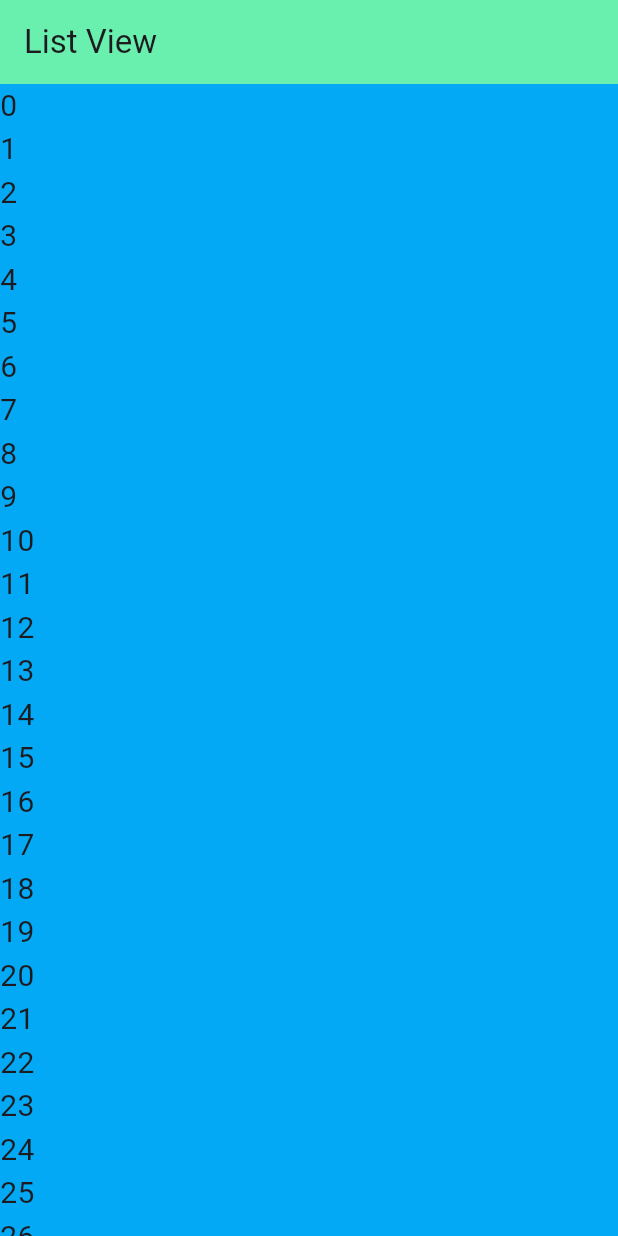
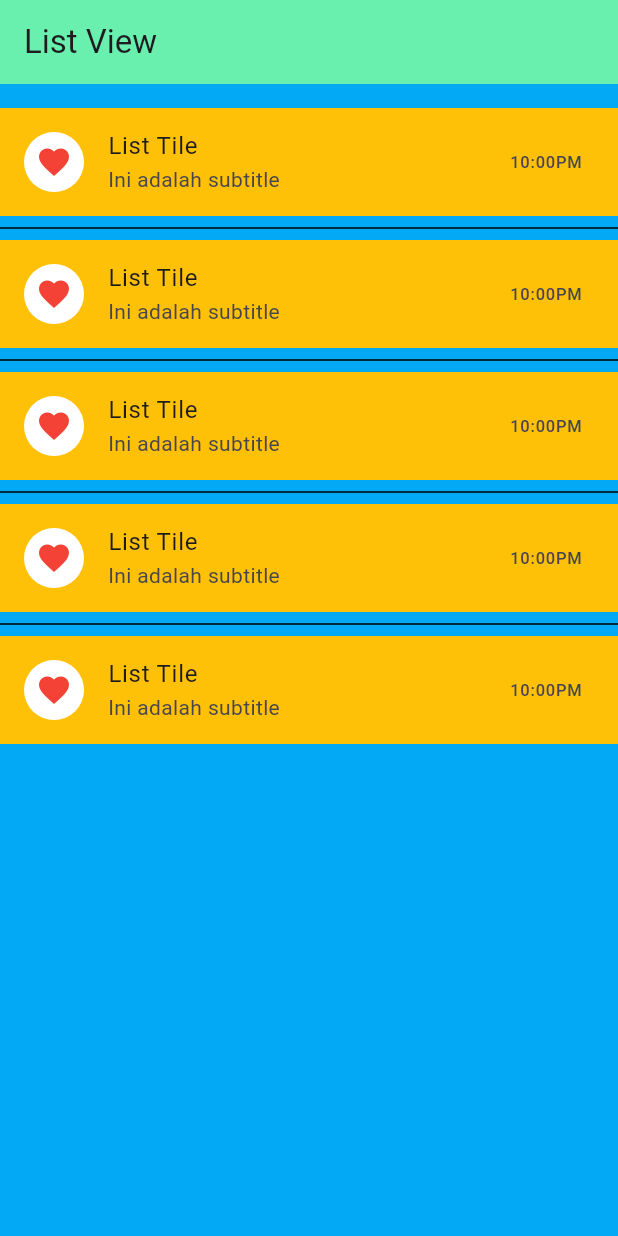
Before and after one commit to bibitdev/flutter_basic_wkuldii, a Flutter app: the screen it shows after launch, on a phone screen of 412 x 824 dp. Run offline on Flutter 3.47's test engine with Material 3 defaults, Android fonts, the phone set to English and light mode, and no system bars.

Commit message:
List Tile

```diff
--- a/lib/main.dart
+++ b/lib/main.dart
@@ -33,10 +33,96 @@ class MyApp extends StatelessWidget {
           title: const Text('List View'),
           backgroundColor: Colors.greenAccent,
         ),
+        body: ListView(
+          children: const [
+            Padding(padding: EdgeInsets.all(8)),
+            ListTile(
+              title: Text('List Tile'),
+              subtitle: Text('Ini adalah subtitle'),
+              leading: CircleAvatar(
+                backgroundColor: Colors.white,
+                child: Icon(
+                  Icons.favorite,
+                  color: Colors.red,
+                ),
+              ),
+              trailing: Text('10:00PM'),
+              tileColor: Colors.amber,
+              // onTap: () {
+              //   return;
+              // },
+            ),
+            Divider(
+              color: Colors.black,
+            ),
+            ListTile(
+              title: Text('List Tile'),
+              subtitle: Text('Ini adalah subtitle'),
+              leading: CircleAvatar(
+                backgroundColor: Colors.white,
+                child: Icon(
+                  Icons.favorite,
+                  color: Colors.red,
+                ),
+              ),
+              trailing: Text('10:00PM'),
+              tileColor: Colors.amber,
+            ),
+            Divider(
+              color: Colors.black,
+            ),
+            ListTile(
+              title: Text('List Tile'),
+              subtitle: Text('Ini adalah subtitle'),
+              leading: CircleAvatar(
+                backgroundColor: Colors.white,
+                child: Icon(
+                  Icons.favorite,
+                  color: Colors.red,
+                ),
+              ),
+              trailing: Text('10:00PM'),
+              tileColor: Colors.amber,
+            ),
+            Divider(
+              color: Colors.black,
+            ),
+            ListTile(
+              title: Text('List Tile'),
+              subtitle: Text('Ini adalah subtitle'),
+              leading: CircleAvatar(
+                backgroundColor: Colors.white,
+                child: Icon(
+                  Icons.favorite,
+                  color: Colors.red,
+                ),
+              ),
+              trailing: Text('10:00PM'),
+              tileColor: Colors.amber,
+            ),
+            Divider(
+              color: Colors.black,
+            ),
+            ListTile(
+              title: Text('List Tile'),
+              subtitle: Text('Ini adalah subtitle'),
+              leading: CircleAvatar(
+                backgroundColor: Colors.white,
+                child: Icon(
+                  Icons.favorite,
+                  color: Colors.red,
+                ),
+              ),
+              trailing: Text('10:00PM'),
+              tileColor: Colors.amber,
+            ),
+          ],
+        ),
+      ),
 
-        body: ListView(
-          children: list,
-        ),
+      // body: ListView(
+      //   children: list,
+      // ),
       // body: ListView.separated(
       //   itemBuilder: (context, index) {
       //     return Container(
@@ -88,7 +174,6 @@ class MyApp extends StatelessWidget {
       //       height: 100,
       //       color: Colors.amber,
       //     ),
-      ),
     );
   }
 }
```
Lines whose indentation alone changed are shown as unchanged.
